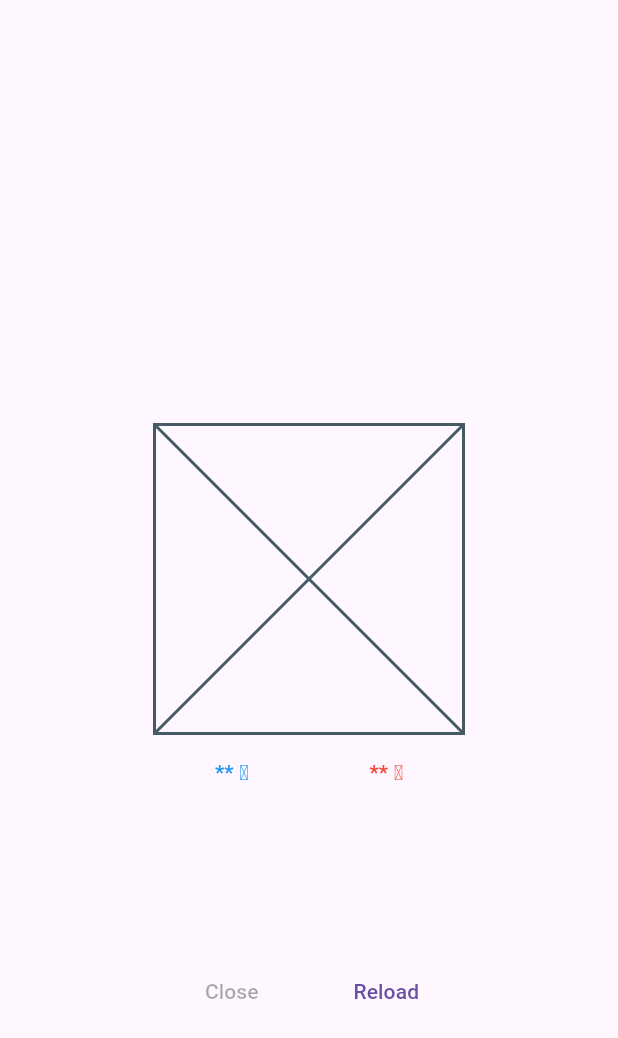
After one commit to tooooofu24/flutter-training, a Flutter app: the screen it shows after launch, after a tap on "Reload", on a phone screen of 412 x 824 dp. The commit adds this screen. Shown: the top 1038 px of the screen. Run offline on Flutter 3.47's test engine with Material 3 defaults, Android fonts, the phone set to English and light mode, and no system bars; missing offline and left inert: yumemi_weather.

Commit message:
add: 天気のアイコンを画面に表示する

```diff
--- /dev/null
+++ b/lib/components/main_result.dart
@@ -0,0 +1,44 @@
+import 'package:flutter/material.dart';
+
+class MainResult extends StatelessWidget {
+  const MainResult({
+    Key? key, // super.key を追加
+    required this.weatherCondition,
+  }) : super(key: key); // super() コンストラクタの呼び出しを追加
+
+  final String weatherCondition;
+
+  @override
+  Widget build(BuildContext context) {
+    IconData icon;
+    Color iconColor;
+    if (weatherCondition == 'sunny') {
+      icon = Icons.wb_sunny;
+      iconColor = Colors.red;
+    } else if (weatherCondition == 'cloudy') {
+      icon = Icons.wb_cloudy;
+      iconColor = Colors.grey;
+    } else if (weatherCondition == 'rainy') {
+      icon = Icons.beach_access;
+      iconColor = Colors.blue;
+    } else {
+      return const AspectRatio(
+        aspectRatio: 1, // const を削除
+        child: Center(
+          child: Placeholder(),
+        ),
+      );
+    }
+
+    return AspectRatio(
+      aspectRatio: 1, // const を削除
+      child: Center(
+        child: Icon(
+          icon,
+          size: 150,
+          color: iconColor,
+        ),
+      ),
+    );
+  }
+}
--- a/lib/main.dart
+++ b/lib/main.dart
@@ -1,4 +1,7 @@
 import 'package:flutter/material.dart';
+import 'package:flutter_training/screens/main_screen.dart';
+import 'package:flutter_training/state/main_state.dart';
+import 'package:provider/provider.dart';
 
 void main() {
   runApp(const MainApp());
@@ -9,82 +12,11 @@ class MainApp extends StatelessWidget {
 
   @override
   Widget build(BuildContext context) {
-    return MaterialApp(
-      home: Scaffold(
-        body: Center(
-          child: FractionallySizedBox(
-            widthFactor: 0.5,
-            child: Column(
-              mainAxisSize: MainAxisSize.min,
-              children: [
-                const Spacer(),
-                Column(
-                  children: [
-                    const AspectRatio(
-                      aspectRatio: 1,
-                      child: Placeholder(),
-                    ),
-                    Padding(
-                      padding: const EdgeInsets.symmetric(vertical: 16),
-                      child: Row(
-                        children: [
-                          Expanded(
-                            child: Text(
-                              '** ℃',
-                              style: Theme.of(context)
-                                  .textTheme
-                                  .labelLarge
-                                  ?.copyWith(color: Colors.blue),
-                              textAlign: TextAlign.center,
-                            ),
-                          ),
-                          Expanded(
-                            child: Text(
-                              '** ℃',
-                              style: Theme.of(context)
-                                  .textTheme
-                                  .labelLarge
-                                  ?.copyWith(color: Colors.red),
-                              textAlign: TextAlign.center,
-                            ),
-                          ),
-                        ],
-                      ),
-                    ),
-                  ],
-                ),
-                const Expanded(
-                  child: Column(
-                    children: [
-                      SizedBox(
-                        height: 80,
-                      ),
-                      Padding(
-                        padding: EdgeInsets.only(top: 16, bottom: 16),
-                        child: Row(
-                          children: [
-                            Expanded(
-                              child: TextButton(
-                                onPressed: null,
-                                child: Text('Close'),
-                              ),
-                            ),
-                            Expanded(
-                              child: TextButton(
-                                onPressed: null,
-                                child: Text('Reload'),
-                              ),
-                            ),
-                          ],
-                        ),
-                      ),
-                    ],
-                  ),
-                ),
-              ],
-            ),
-          ),
-        ),
+    return ChangeNotifierProvider(
+      create: (context) => MainState(),
+      child: const MaterialApp(
+        title: 'Namer App',
+        home: MainScreen(),
       ),
     );
   }
--- /dev/null
+++ b/lib/screens/main_screen.dart
@@ -0,0 +1,89 @@
+import 'package:flutter/material.dart';
+import 'package:flutter_training/components/main_result.dart';
+import 'package:flutter_training/state/main_state.dart';
+import 'package:provider/provider.dart';
+
+class MainScreen extends StatelessWidget {
+  const MainScreen({super.key});
+
+  @override
+  Widget build(BuildContext context) {
+    final state = context.watch<MainState>();
+
+    return MaterialApp(
+      home: Scaffold(
+        body: Center(
+          child: FractionallySizedBox(
+            widthFactor: 0.5,
+            child: Column(
+              mainAxisSize: MainAxisSize.min,
+              children: [
+                const Spacer(),
+                Column(
+                  children: [
+                    MainResult(weatherCondition: state.weatherCondition),
+                    Padding(
+                      padding: const EdgeInsets.symmetric(vertical: 16),
+                      child: Row(
+                        children: [
+                          Expanded(
+                            child: Text(
+                              '** ℃',
+                              style: Theme.of(context)
+                                  .textTheme
+                                  .labelLarge
+                                  ?.copyWith(color: Colors.blue),
+                              textAlign: TextAlign.center,
+                            ),
+                          ),
+                          Expanded(
+                            child: Text(
+                              '** ℃',
+                              style: Theme.of(context)
+                                  .textTheme
+                                  .labelLarge
+                                  ?.copyWith(color: Colors.red),
+                              textAlign: TextAlign.center,
+                            ),
+                          ),
+                        ],
+                      ),
+                    ),
+                  ],
+                ),
+                Expanded(
+                  child: Column(
+                    children: [
+                      const SizedBox(
+                        height: 80,
+                      ),
+                      Padding(
+                        padding: const EdgeInsets.only(top: 16, bottom: 16),
+                        child: Row(
+                          children: [
+                            const Expanded(
+                              child: TextButton(
+                                onPressed: null,
+                                child: Text('Close'),
+                              ),
+                            ),
+                            Expanded(
+                              child: TextButton(
+                                onPressed: () => state.fetchWetherCondition(),
+                                child: const Text('Reload'),
+                              ),
+                            ),
+                          ],
+                        ),
+                      ),
+                    ],
+                  ),
+                ),
+              ],
+            ),
+          ),
+        ),
+      ),
+    );
+  }
+}
--- /dev/null
+++ b/lib/state/main_state.dart
@@ -0,0 +1,15 @@
+import 'package:flutter/material.dart';
+import 'package:yumemi_weather/yumemi_weather.dart';
+
+class MainState extends ChangeNotifier {
+  var _weatherCondition = '';
+
+  String get weatherCondition => _weatherCondition;
+
+  void fetchWetherCondition() {
+    final yumemiWeather = YumemiWeather();
+    final weatherCondition = yumemiWeather.fetchSimpleWeather();
+    _weatherCondition = weatherCondition;
+    notifyListeners();
+  }
+}
```
